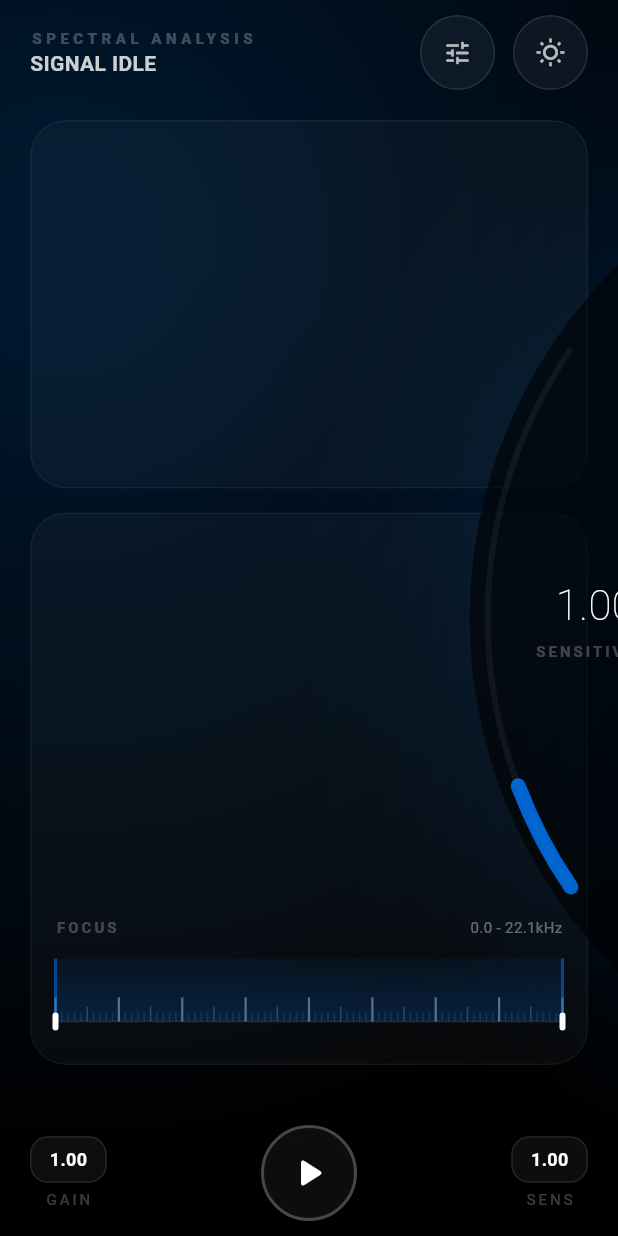
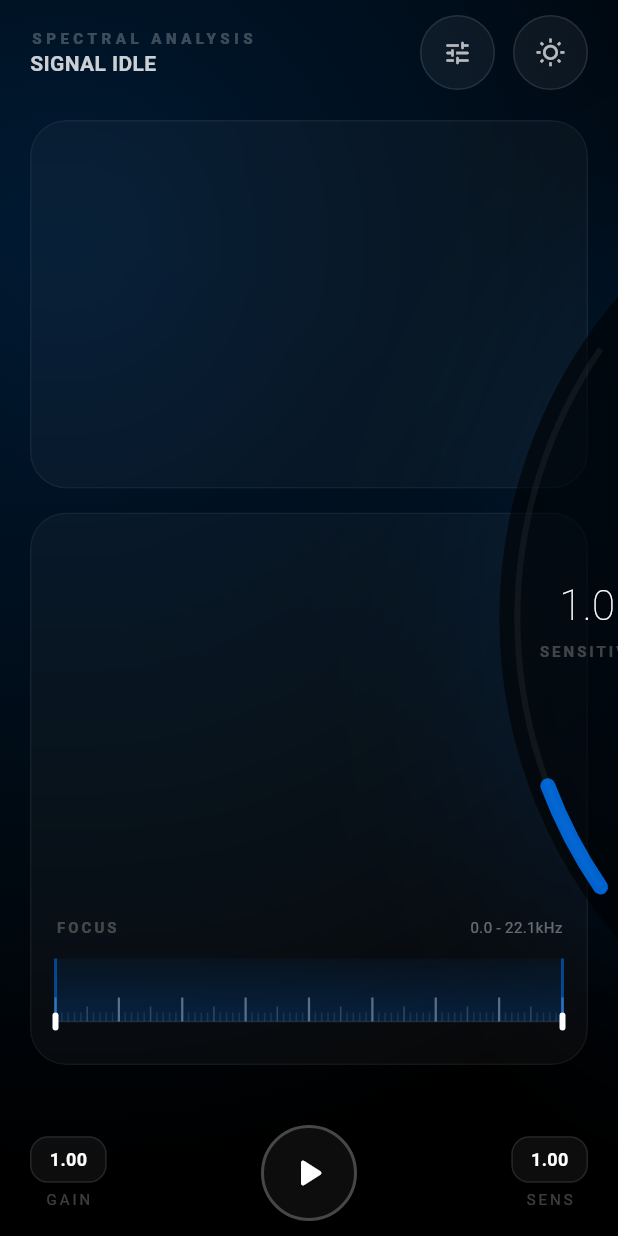
Before and after one commit to pedro16797/Spectral, a Flutter app: the screen it shows after launch, item 3 of the bottom bar chosen, on a phone screen of 412 x 824 dp. Run offline on Flutter 3.47's test engine with Material 3 defaults, Android fonts, the phone set to English and light mode, and no system bars; missing offline and left inert: fftea, record.

Commit message:
Further offset Gain and Sensitivity dials and fix label clipping
- Set `_kLargeDialOffsetScale = 0.88` to push dials further off-screen.
- Refined label alignments to `0.88` for Gain and `-0.91` for Sensitivity.
- Moving the Sensitivity label further from the edge prevents clipping of the long text.
- Maintained exclusive persistent toggle and quick adjustment interaction logic.
- Ensured bottom-to-top filling for both dials.
- Verified with updated unit tests in `test/dial_interaction_test.dart`.

Co-authored-by: pedro16797 <62699562+pedro16797@users.noreply.github.com>

```diff
--- a/lib/main.dart
+++ b/lib/main.dart
@@ -138,7 +138,7 @@ class DialArcPainter extends CustomPainter {
 
 class _SpectralHomePageState extends State<SpectralHomePage> with TickerProviderStateMixin {
   static const double _kLargeDialSizeScale = 0.8;
-  static const double _kLargeDialOffsetScale = 0.85;
+  static const double _kLargeDialOffsetScale = 0.88;
 
   final AudioCaptureService _audioService = AudioCaptureService();
   final FftService _fftService = FftService();
@@ -456,8 +456,8 @@ class _SpectralHomePageState extends State<SpectralHomePage> with TickerProvider
             children: [
               Align(
                 alignment: isLeft
-                    ? const Alignment(0.85, 0.0)
-                    : const Alignment(-0.85, 0.0),
+                    ? const Alignment(0.88, 0.0)
+                    : const Alignment(-0.91, 0.0),
                 child: Column(
                   mainAxisSize: MainAxisSize.min,
                   children: [
```
Also changed, not shown: 1 other file.
